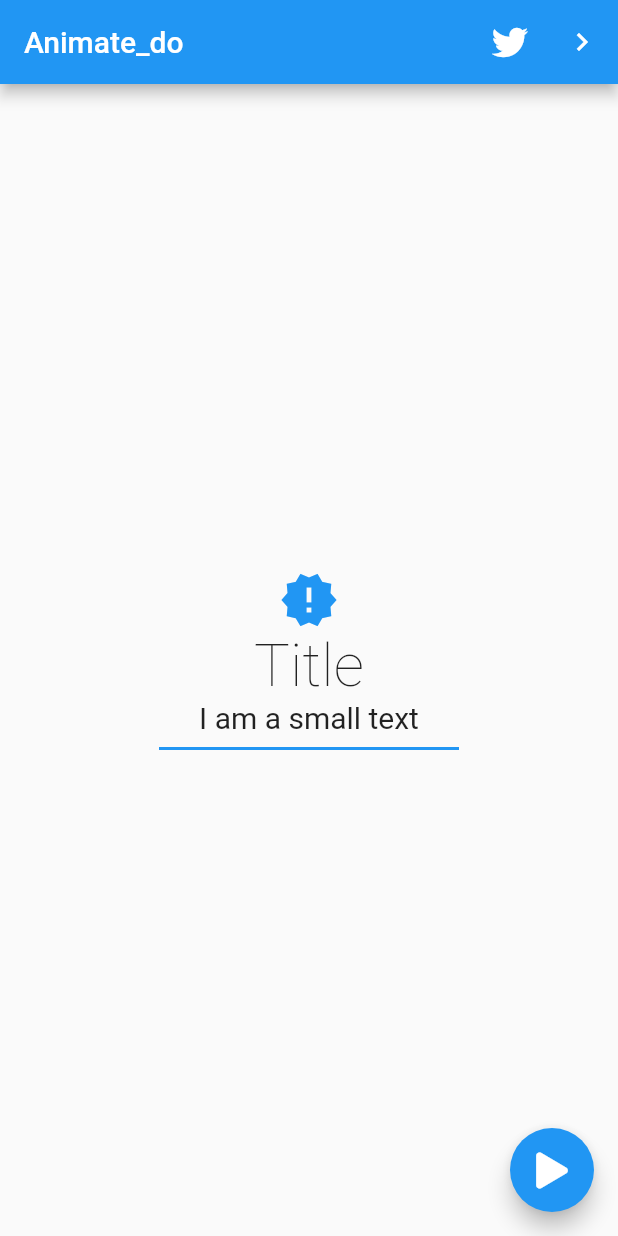
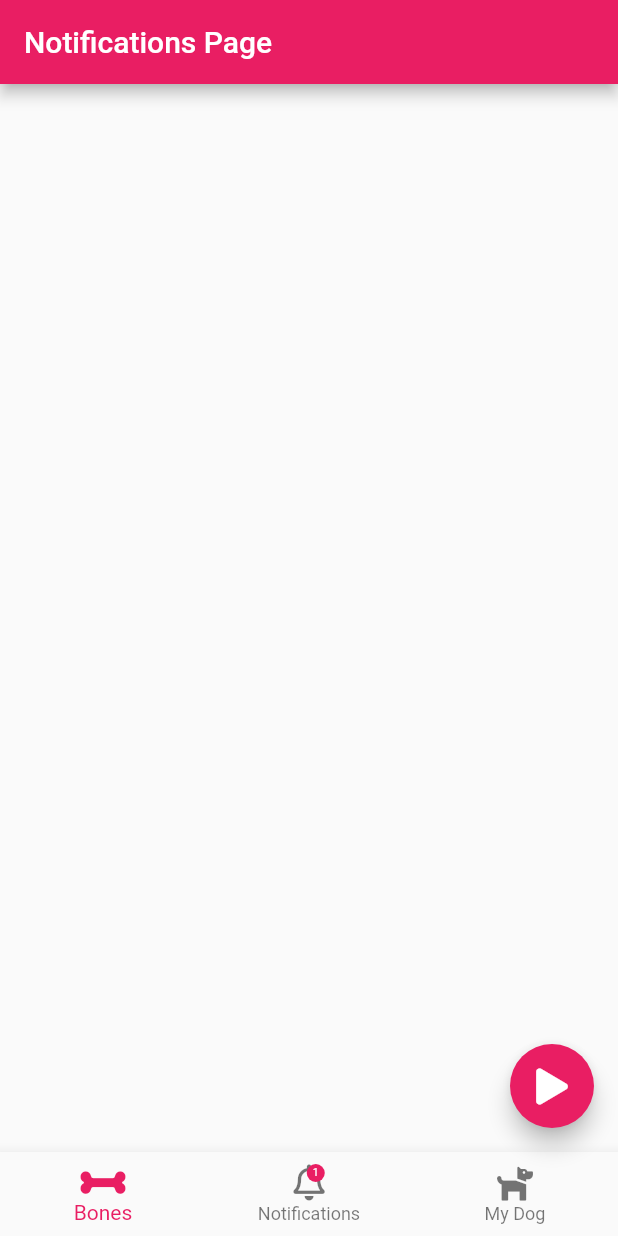
Before and after one commit to mgarciareimers/flutter_ui_design_course, a Flutter app: the screen it shows after launch, on a phone screen of 412 x 824 dp. Run offline on Flutter 3.47's test engine with Material 2 defaults, Android fonts, the phone set to English and light mode, and no system bars; our stand-ins replace animate_do, flutter_svg, font_awesome_flutter.

Commit message:
animate_do_app_project: Start of notifications page.

```diff
--- a/animate_do_app/lib/main.dart
+++ b/animate_do_app/lib/main.dart
@@ -1,3 +1,4 @@
+import 'package:animate_do_app/src/pages/navigation_page.dart';
 import 'package:flutter/material.dart';
 
 // Pages.
@@ -11,7 +12,7 @@ class MyApp extends StatelessWidget {
     return MaterialApp(
       title: 'Animate Do',
       debugShowCheckedModeBanner: false,
-      home: HomePage(),
+      home: NavigationPage(),
     );
   }
 }
--- a/animate_do_app/lib/src/pages/home_page.dart
+++ b/animate_do_app/lib/src/pages/home_page.dart
@@ -1,8 +1,10 @@
-import 'package:animate_do_app/src/pages/twitter_page.dart';
+import 'package:flutter/material.dart';
 import 'package:flutter/cupertino.dart';
-import 'package:flutter/material.dart';
 import 'package:animate_do/animate_do.dart';
 import 'package:font_awesome_flutter/font_awesome_flutter.dart';
+
+// Pages.
+import 'package:animate_do_app/src/pages/twitter_page.dart';
 
 class HomePage extends StatelessWidget {
   @override
--- /dev/null
+++ b/animate_do_app/lib/src/pages/navigation_page.dart
@@ -0,0 +1,70 @@
+import 'package:flutter/material.dart';
+import 'package:font_awesome_flutter/font_awesome_flutter.dart';
+
+class NavigationPage extends StatelessWidget {
+  @override
+  Widget build(BuildContext context) {
+    return Scaffold(
+      appBar: AppBar(
+        backgroundColor: Colors.pink,
+        title: Text('Notifications Page'),
+      ),
+      floatingActionButton: _FloatingButton(),
+      bottomNavigationBar: _BottomNavigationBar(),
+    );
+  }
+}
+
+class _BottomNavigationBar extends StatelessWidget {
+  @override
+  Widget build(BuildContext context) {
+    return BottomNavigationBar(
+      currentIndex: 0,
+      selectedItemColor: Colors.pink,
+      items: [
+        BottomNavigationBarItem(
+          icon: FaIcon(FontAwesomeIcons.bone),
+          title: Text('Bones')
+        ),
+        BottomNavigationBarItem(
+          icon: Stack(
+            children: [
+              FaIcon(FontAwesomeIcons.bell),
+              Positioned(
+                child: Container(
+                  alignment: Alignment.center,
+                  width: 12,
+                  height: 12,
+                  decoration: BoxDecoration(
+                    color: Colors.pink,
+                    shape: BoxShape.circle,
+                  ),
+                  child: Text('1', style: TextStyle(color: Colors.white, fontSize: 7)),
+                ),
+                top: 0,
+                right: 0,
+              ),
+            ],
+          ),
+          title: Text('Notifications')
+        ),
+        BottomNavigationBarItem(
+          icon: FaIcon(FontAwesomeIcons.dog),
+          title: Text('My Dog')
+        ),
+      ],
+    );
+  }
+}
+
+
+class _FloatingButton extends StatelessWidget {
+  @override
+  Widget build(BuildContext context) {
+    return FloatingActionButton(
+      onPressed: () {},
+      child: FaIcon(FontAwesomeIcons.play),
+      backgroundColor: Colors.pink,
+    );
+  }
+}
--- a/animate_do_app/lib/src/pages/twitter_page.dart
+++ b/animate_do_app/lib/src/pages/twitter_page.dart
@@ -2,7 +2,14 @@ import 'package:animate_do/animate_do.dart';
 import 'package:flutter/material.dart';
 import 'package:font_awesome_flutter/font_awesome_flutter.dart';
 
-class TwitterPage extends StatelessWidget {
+class TwitterPage extends StatefulWidget {
+  @override
+  _TwitterPageState createState() => _TwitterPageState();
+}
+
+class _TwitterPageState extends State<TwitterPage> {
+  bool animate = false;
+
   @override
   Widget build(BuildContext context) {
     return Scaffold(
@@ -10,7 +17,7 @@ class TwitterPage extends StatelessWidget {
       body: Center(
         child: ZoomOut(
           from: 30,
-          animate: false,
+          animate: this.animate,
           duration: Duration(milliseconds: 1000),
           child: FaIcon(FontAwesomeIcons.twitter, color: Colors.white, size: 40),
         ),
@@ -18,7 +25,10 @@ class TwitterPage extends StatelessWidget {
       floatingActionButton: FloatingActionButton(
         backgroundColor: Colors.pink,
         child: FaIcon(FontAwesomeIcons.play),
-        onPressed: () {},
+        onPressed: () {
+          this.animate = true;
+          this.setState(() {});
+        },
       ),
     );
   }
```
